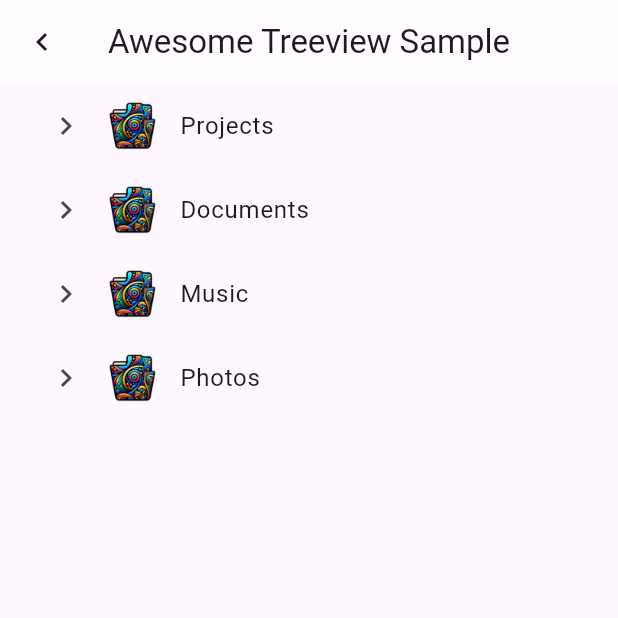
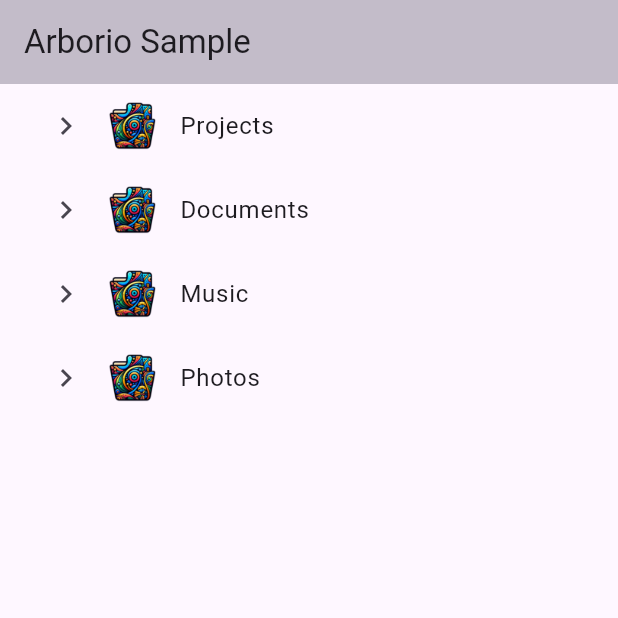
Before and after one commit to MelbourneDeveloper/arborio, a Flutter app: the screen it shows after launch, on a phone screen of 412 x 824 dp, the top half of it. Run offline on Flutter 3.47's test engine with Material 3 defaults, Android fonts, the phone set to English and light mode, and no system bars.

Commit message:
clean stuff up

```diff
--- a/example/lib/main.dart
+++ b/example/lib/main.dart
@@ -143,6 +143,7 @@ class MyApp extends StatelessWidget {
 
   @override
   Widget build(BuildContext context) => MaterialApp(
+        theme: ThemeData(useMaterial3: true),
         debugShowCheckedModeBanner: false,
         home: Scaffold(
           appBar: PreferredSize(
@@ -154,15 +155,16 @@ class MyApp extends StatelessWidget {
               child: BackdropFilter(
                 filter: ImageFilter.blur(sigmaX: 5, sigmaY: 5),
                 child: AppBar(
-                  backgroundColor: Colors.white.withOpacity(0.5),
-                  title: const Text('Awesome Treeview Sample'),
-                  leading: const Icon(Icons.chevron_left),
-                  elevation: 0,
+                  backgroundColor: Colors.black.withOpacity(0.2),
+                  title: const Text('Arborio Sample'),
+                  elevation: 3,
                 ),
               ),
             ),
           ),
-          body: TreeView(
+          body: Stack(
+            children: [
+              TreeView(
                 animationCurve: Curves.easeInCirc,
                 builder: (
                   context,
@@ -195,8 +197,9 @@ class MyApp extends StatelessWidget {
                           child: Row(
                             children: [
                               Image.asset(
-                            switch (
-                                path.extension(node.title.name).toLowerCase()) {
+                                switch (path
+                                    .extension(node.title.name)
+                                    .toLowerCase()) {
                                   ('.mp3') => 'assets/images/music.png',
                                   ('.py') => 'assets/images/python.png',
                                   ('.jpg') => 'assets/images/image.png',
@@ -233,6 +236,8 @@ class MyApp extends StatelessWidget {
                 nodes: nodes,
                 expanderIcon: const Icon(Icons.chevron_right),
               ),
+            ],
+          ),
         ),
       );
 }
```
Lines whose indentation alone changed are shown as unchanged.
